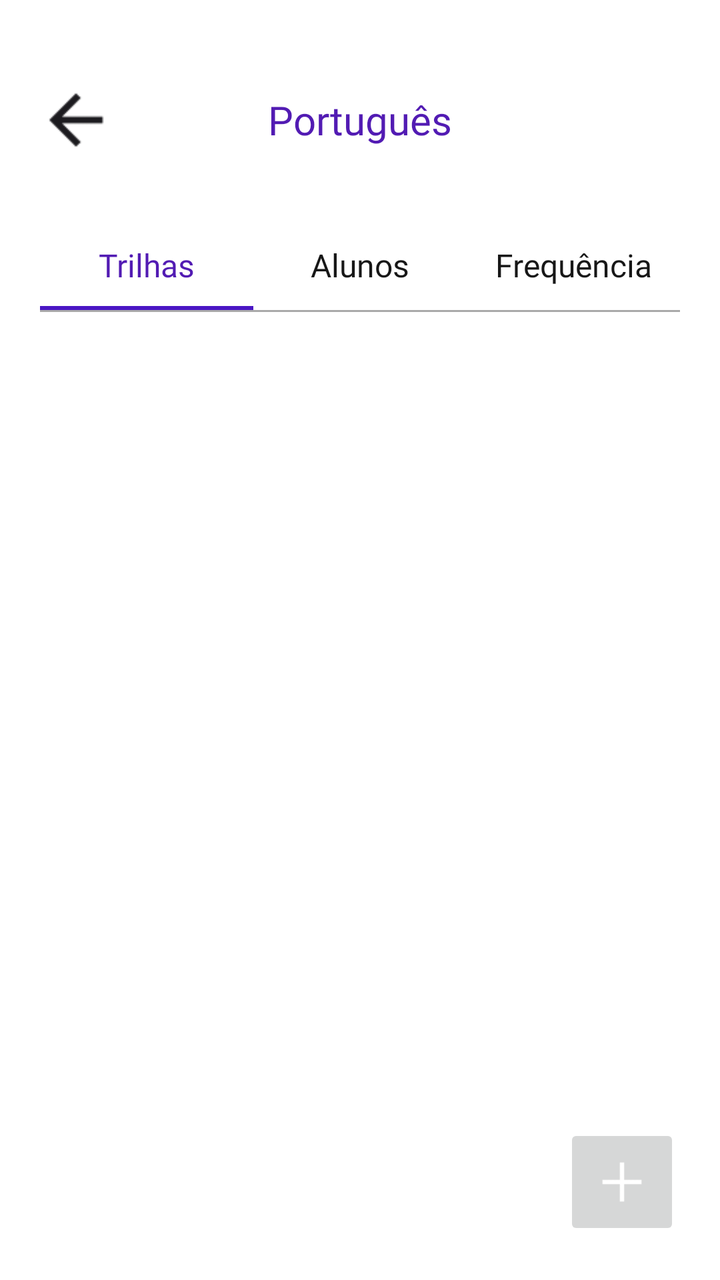
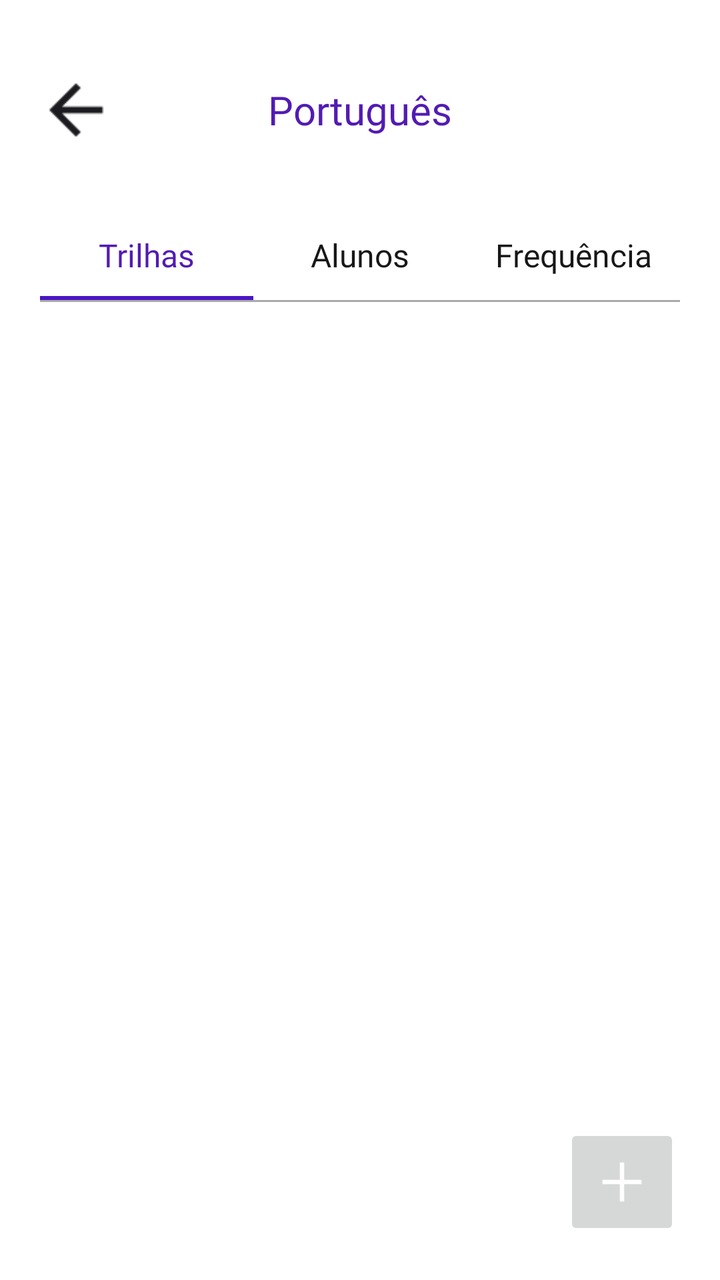

Compare the two renders of this Android layout. The source of the first and the diff that turns it into the second are given below.
<!-- AndroidManifest.xml: application theme Theme.MeuFuturoAgora -->
<!-- res/layout/activity_tela_detalhes_disciplina_professor.xml -->
<?xml version="1.0" encoding="utf-8"?>
<androidx.constraintlayout.widget.ConstraintLayout
    xmlns:android="http://schemas.android.com/apk/res/android"
    xmlns:app="http://schemas.android.com/apk/res-auto"
    xmlns:tools="http://schemas.android.com/tools"
    android:id="@+id/main"
    android:layout_width="match_parent"
    android:layout_height="match_parent"
    android:background="@android:color/white"
    tools:context=".TelaDetalhesDisciplinaProfessor">

    

    <ImageView
        android:id="@+id/btnVoltar"
        android:layout_width="40dp"
        android:layout_height="40dp"
        android:layout_marginStart="18dp"
        android:layout_marginTop="40dp"
        android:src="@drawable/seta_voltar"
        android:scaleType="centerInside"
        android:contentDescription="Voltar"
        app:layout_constraintStart_toStartOf="parent"
        app:layout_constraintTop_toTopOf="parent" />

    <TextView
        android:id="@+id/tvNomeDisciplina"
        android:layout_width="0dp"
        android:layout_height="50dp"
        android:gravity="center"
        android:text="Português"
        android:textColor="@color/roxo_primario"
        android:textSize="20sp"
        android:fontFamily="@font/poppins_bold"
        app:layout_constraintStart_toStartOf="parent"
        app:layout_constraintEnd_toEndOf="parent"
        app:layout_constraintTop_toTopOf="@id/btnVoltar"
        app:layout_constraintBottom_toBottomOf="@id/btnVoltar" />

    

    <androidx.constraintlayout.widget.ConstraintLayout
        android:id="@+id/layoutAbas"
        android:layout_width="0dp"
        android:layout_height="45dp"
        android:layout_marginTop="30dp"
        app:layout_constraintTop_toBottomOf="@id/btnVoltar"
        app:layout_constraintStart_toStartOf="parent"
        app:layout_constraintEnd_toEndOf="parent">

        <TextView
            android:id="@+id/tabAtividades"
            android:layout_width="0dp"
            android:layout_height="match_parent"
            android:gravity="center"
            android:text="Trilhas"
            android:textColor="@color/roxo_primario"
            android:layout_marginStart="20dp"
            android:textSize="16sp"
            android:fontFamily="@font/poppins_bold"
            app:layout_constraintStart_toStartOf="parent"
            app:layout_constraintEnd_toStartOf="@id/tabAlunos"
            app:layout_constraintTop_toTopOf="parent"
            app:layout_constraintBottom_toBottomOf="parent" />

        <TextView
            android:id="@+id/tabAlunos"
            android:layout_width="0dp"
            android:layout_height="match_parent"
            android:gravity="center"
            android:text="Alunos"
            android:textColor="#171717"
            android:textSize="16sp"
            android:fontFamily="@font/poppins_bold"
            app:layout_constraintStart_toEndOf="@id/tabAtividades"
            app:layout_constraintEnd_toStartOf="@id/tabFrequencia"
            app:layout_constraintTop_toTopOf="parent"
            app:layout_constraintBottom_toBottomOf="parent" />

        <TextView
            android:id="@+id/tabFrequencia"
            android:layout_width="0dp"
            android:layout_height="match_parent"
            android:gravity="center"
            android:text="Frequência"
            android:textColor="#171717"
            android:layout_marginEnd="20dp"
            android:textSize="16sp"
            android:fontFamily="@font/poppins_bold"
            app:layout_constraintStart_toEndOf="@id/tabAlunos"
            app:layout_constraintEnd_toEndOf="parent"
            app:layout_constraintTop_toTopOf="parent"
            app:layout_constraintBottom_toBottomOf="parent" />

        

        <View
            android:id="@+id/linhaAbaAtividades"
            android:layout_width="0dp"
            android:layout_height="2dp"
            android:background="@color/roxo_acao"
            app:layout_constraintStart_toStartOf="@id/tabAtividades"
            app:layout_constraintEnd_toEndOf="@id/tabAtividades"
            app:layout_constraintBottom_toBottomOf="parent" />

        <View
            android:id="@+id/linhaAbaAlunos"
            android:layout_width="0dp"
            android:layout_height="2dp"
            android:background="@color/roxo_acao"
            android:visibility="gone"
            app:layout_constraintStart_toStartOf="@id/tabAlunos"
            app:layout_constraintEnd_toEndOf="@id/tabAlunos"
            app:layout_constraintBottom_toBottomOf="parent" />

        <View
            android:id="@+id/linhaAbaFrequencia"
            android:layout_width="0dp"
            android:layout_height="2dp"
            android:background="@color/roxo_acao"
            android:visibility="gone"
            app:layout_constraintStart_toStartOf="@id/tabFrequencia"
            app:layout_constraintEnd_toEndOf="@id/tabFrequencia"
            app:layout_constraintBottom_toBottomOf="parent" />

    </androidx.constraintlayout.widget.ConstraintLayout>

    

    <View
        android:id="@+id/linhaSeparadora"
        android:layout_width="0dp"
        android:layout_height="1dp"
        android:background="#AAAAAA"
        android:layout_marginStart="20dp"
        android:layout_marginEnd="20dp"
        app:layout_constraintTop_toBottomOf="@id/layoutAbas"
        app:layout_constraintStart_toStartOf="parent"
        app:layout_constraintEnd_toEndOf="parent" />

    

    <androidx.recyclerview.widget.RecyclerView
        android:id="@+id/recyclerAtividades"
        android:layout_width="0dp"
        android:layout_height="0dp"
        android:clipToPadding="false"
        android:paddingTop="5dp"
        android:paddingBottom="20dp"
        app:layout_constraintTop_toBottomOf="@id/linhaSeparadora"
        app:layout_constraintBottom_toBottomOf="parent"
        app:layout_constraintStart_toStartOf="parent"
        app:layout_constraintEnd_toEndOf="parent" />

    

    <androidx.recyclerview.widget.RecyclerView
        android:id="@+id/recyclerAlunos"
        android:layout_width="0dp"
        android:layout_height="0dp"
        android:clipToPadding="false"
        android:paddingStart="20dp"
        android:paddingEnd="20dp"
        android:paddingTop="10dp"
        android:visibility="gone"
        app:layout_constraintTop_toBottomOf="@id/linhaSeparadora"
        app:layout_constraintBottom_toBottomOf="parent"
        app:layout_constraintStart_toStartOf="parent"
        app:layout_constraintEnd_toEndOf="parent" />

    <TextView
        android:id="@+id/tvSemAlunosDisciplina"
        android:layout_width="wrap_content"
        android:layout_height="wrap_content"
        android:fontFamily="@font/poppins_regular"
        android:text="Nenhum aluno matriculado ainda."
        android:textColor="@color/texto_cinza"
        android:textSize="14sp"
        android:visibility="gone"
        app:layout_constraintTop_toBottomOf="@id/linhaSeparadora"
        app:layout_constraintBottom_toBottomOf="parent"
        app:layout_constraintStart_toStartOf="parent"
        app:layout_constraintEnd_toEndOf="parent" />

    

    <LinearLayout
        android:id="@+id/layoutFrequenciaAcoes"
        android:layout_width="0dp"
        android:layout_height="wrap_content"
        android:orientation="vertical"
        android:paddingStart="20dp"
        android:paddingEnd="20dp"
        android:paddingTop="15dp"
        android:visibility="gone"
        app:layout_constraintTop_toBottomOf="@id/linhaSeparadora"
        app:layout_constraintStart_toStartOf="parent"
        app:layout_constraintEnd_toEndOf="parent">

        <LinearLayout
            android:id="@+id/itemCadastrarAula"
            android:layout_width="match_parent"
            android:layout_height="56dp"
            android:background="?attr/selectableItemBackground"
            android:clickable="true"
            android:focusable="true"
            android:gravity="center_vertical"
            android:orientation="horizontal">

            <ImageView
                android:layout_width="24dp"
                android:layout_height="24dp"
                android:contentDescription="@null"
                android:src="@drawable/ic_calendario" />

            <TextView
                android:layout_width="0dp"
                android:layout_height="wrap_content"
                android:layout_marginStart="14dp"
                android:layout_weight="1"
                android:fontFamily="@font/poppins_semibold"
                android:text="Cadastrar aula"
                android:textColor="@color/texto_escuro"
                android:textSize="16sp" />

            <ImageView
                android:layout_width="20dp"
                android:layout_height="20dp"
                android:contentDescription="@null"
                android:rotation="180"
                android:src="@drawable/seta_voltar" />

        </LinearLayout>

        <View
            android:layout_width="match_parent"
            android:layout_height="1dp"
            android:background="@color/linha_cinza" />

        <LinearLayout
            android:id="@+id/itemRegistrarFrequencia"
            android:layout_width="match_parent"
            android:layout_height="56dp"
            android:background="?attr/selectableItemBackground"
            android:clickable="true"
            android:focusable="true"
            android:gravity="center_vertical"
            android:orientation="horizontal">

            <ImageView
                android:layout_width="24dp"
                android:layout_height="24dp"
                android:contentDescription="@null"
                android:src="@drawable/ic_check_circle" />

            <TextView
                android:layout_width="0dp"
                android:layout_height="wrap_content"
                android:layout_marginStart="14dp"
                android:layout_weight="1"
                android:fontFamily="@font/poppins_semibold"
                android:text="Registrar frequência"
                android:textColor="@color/texto_escuro"
                android:textSize="16sp" />

            <ImageView
                android:layout_width="20dp"
                android:layout_height="20dp"
                android:contentDescription="@null"
                android:rotation="180"
                android:src="@drawable/seta_voltar" />

        </LinearLayout>

    </LinearLayout>

    

    <ImageButton
        android:id="@+id/btnAdicionarAtividade"
        android:layout_width="58dp"
        android:layout_height="58dp"
        android:layout_marginEnd="20dp"
        android:layout_marginBottom="20dp"
        android:src="@drawable/ic_mais"
        android:scaleType="centerInside"
        android:padding="16dp"
        android:contentDescription="Criar trilha"
        app:layout_constraintEnd_toEndOf="parent"
        app:layout_constraintBottom_toBottomOf="parent" />

</androidx.constraintlayout.widget.ConstraintLayout>
<!-- resources referenced by this layout -->
<resources>
  <color name="linha_cinza">#AAAAAA</color>
  <color name="roxo_acao">#4A16C4</color>
  <color name="roxo_primario">#521BB3</color>
  <color name="texto_cinza">#777777</color>
  <color name="texto_escuro">#171717</color>
  <!-- drawable ic_calendario: png bitmap (drawable, 840 bytes) -->
  <!-- drawable ic_check_circle (drawable) -->
  <?xml version="1.0" encoding="utf-8"?>
  <vector xmlns:android="http://schemas.android.com/apk/res/android"
      android:width="24dp"
      android:height="24dp"
      android:viewportWidth="24"
      android:viewportHeight="24">
      <path
          android:fillColor="#FF000000"
          android:pathData="M12,2C6.48,2 2,6.48 2,12s4.48,10 10,10s10,-4.48 10,-10S17.52,2 12,2zM10,17l-5,-5l1.41,-1.41L10,14.17l7.59,-7.59L19,8L10,17z" />
  </vector>
  <!-- drawable ic_mais: png bitmap (drawable, 541 bytes) -->
  <!-- drawable seta_voltar: png bitmap (drawable, 265 bytes) -->
  <style name="Theme.MeuFuturoAgora" parent="Base.Theme.MeuFuturoAgora" />
  <style name="Base.Theme.MeuFuturoAgora" parent="Theme.Material3.DayNight.NoActionBar">
          <item name="android:navigationBarColor">@android:color/transparent</item>
      </style>
</resources>

<!-- the commit's change to res/layout/activity_tela_detalhes_disciplina_professor.xml (unified diff, before → after) -->
@@ -16,7 +16,7 @@
         android:layout_width="40dp"
         android:layout_height="40dp"
         android:layout_marginStart="18dp"
-        android:layout_marginTop="40dp"
+        android:layout_marginTop="35dp"
         android:src="@drawable/seta_voltar"
         android:scaleType="centerInside"
         android:contentDescription="Voltar"
